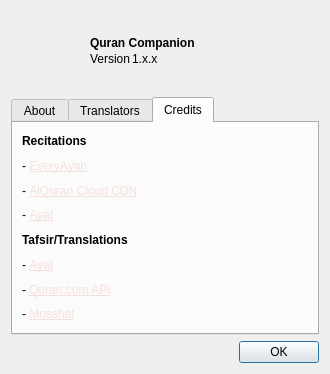
This is src/widgets/aboutdialog.ui in 0xzer0x/quran-companion as Qt 5 draws it before an edit. The edited form follows.
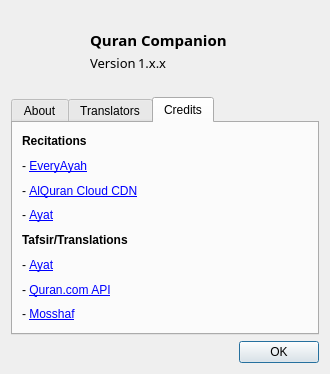
This is the edited form. The open tabs and pages were chosen to show the change. Icons and pictures are not drawn.

The edit to the form file:
```diff
--- a/src/widgets/aboutdialog.ui
+++ b/src/widgets/aboutdialog.ui
@@ -86,6 +86,12 @@
         </item>
         <item>
          <widget class="QLabel" name="label">
+          <property name="font">
+           <font>
+            <family>Sans Serif</family>
+            <pointsize>11</pointsize>
+           </font>
+          </property>
           <property name="text">
            <string>&lt;html&gt;&lt;head/&gt;&lt;body&gt;&lt;p&gt;&lt;span style=&quot; font-weight:700;&quot;&gt;Quran Companion&lt;/span&gt;&lt;/p&gt;&lt;/body&gt;&lt;/html&gt;</string>
           </property>
@@ -101,6 +107,12 @@
               <verstretch>0</verstretch>
              </sizepolicy>
             </property>
+            <property name="font">
+             <font>
+              <family>Sans Serif</family>
+              <pointsize>10</pointsize>
+             </font>
+            </property>
             <property name="text">
              <string>Version</string>
             </property>
@@ -114,11 +126,30 @@
               <verstretch>0</verstretch>
              </sizepolicy>
             </property>
+            <property name="font">
+             <font>
+              <family>Sans Serif</family>
+              <pointsize>10</pointsize>
+             </font>
+            </property>
             <property name="text">
              <string notr="true">1.x.x</string>
             </property>
            </widget>
           </item>
+          <item>
+           <spacer name="horizontalSpacer_2">
+            <property name="orientation">
+             <enum>Qt::Horizontal</enum>
+            </property>
+            <property name="sizeHint" stdset="0">
+             <size>
+              <width>40</width>
+              <height>20</height>
+             </size>
+            </property>
+           </spacer>
+          </item>
          </layout>
         </item>
         <item>
@@ -140,7 +171,10 @@
     </widget>
    </item>
    <item>
-    <widget class="QTabWidget" name="tabWidget">
+    <widget class="QTabWidget" name="aboutTabWidget">
+     <property name="styleSheet">
+      <string notr="true"/>
+     </property>
      <property name="tabPosition">
       <enum>QTabWidget::North</enum>
      </property>
@@ -286,7 +320,7 @@
        <item>
         <widget class="QLabel" name="label_11">
          <property name="text">
-          <string notr="true">&lt;html&gt;&lt;head/&gt;&lt;body&gt;&lt;p&gt;- &lt;a href=&quot;https://everyayah.com/recitations_ayat.html&quot;&gt;&lt;span style=&quot; text-decoration: underline; color:#f5e0dc;&quot;&gt;EveryAyah&lt;/span&gt;&lt;/a&gt;&lt;/p&gt;&lt;/body&gt;&lt;/html&gt;</string>
+          <string notr="true">&lt;html&gt;&lt;head/&gt;&lt;body&gt;&lt;p&gt;- &lt;a href=&quot;https://everyayah.com/recitations_ayat.html&quot;&gt;EveryAyah&lt;/a&gt;&lt;/p&gt;&lt;/body&gt;&lt;/html&gt;</string>
          </property>
          <property name="openExternalLinks">
           <bool>true</bool>
@@ -296,7 +330,7 @@
        <item>
         <widget class="QLabel" name="label_18">
          <property name="text">
-          <string>&lt;html&gt;&lt;head/&gt;&lt;body&gt;&lt;p&gt;- &lt;a href=&quot;https://alquran.cloud/cdn&quot;&gt;&lt;span style=&quot; text-decoration: underline; color:#f5e0dc;&quot;&gt;AlQuran Cloud CDN&lt;/span&gt;&lt;/a&gt;&lt;/p&gt;&lt;/body&gt;&lt;/html&gt;</string>
+          <string>&lt;html&gt;&lt;head/&gt;&lt;body&gt;&lt;p&gt;- &lt;a href=&quot;https://alquran.cloud/cdn&quot;&gt;AlQuran Cloud CDN&lt;/a&gt;&lt;/p&gt;&lt;/body&gt;&lt;/html&gt;</string>
          </property>
          <property name="openExternalLinks">
           <bool>true</bool>
@@ -306,7 +340,7 @@
        <item>
         <widget class="QLabel" name="label_19">
          <property name="text">
-          <string>&lt;html&gt;&lt;head/&gt;&lt;body&gt;&lt;p&gt;- &lt;a href=&quot;https://quran.ksu.edu.sa/index.php&quot;&gt;&lt;span style=&quot; text-decoration: underline; color:#f5e0dc;&quot;&gt;Ayat&lt;/span&gt;&lt;/a&gt;&lt;/p&gt;&lt;/body&gt;&lt;/html&gt;</string>
+          <string>&lt;html&gt;&lt;head/&gt;&lt;body&gt;&lt;p&gt;- &lt;a href=&quot;https://quran.ksu.edu.sa/index.php&quot;&gt;Ayat&lt;/a&gt;&lt;/p&gt;&lt;/body&gt;&lt;/html&gt;</string>
          </property>
          <property name="openExternalLinks">
           <bool>true</bool>
@@ -323,7 +357,7 @@
        <item>
         <widget class="QLabel" name="label_14">
          <property name="text">
-          <string notr="true">&lt;html&gt;&lt;head/&gt;&lt;body&gt;&lt;p&gt;- &lt;a href=&quot;https://quran.ksu.edu.sa/index.php&quot;&gt;&lt;span style=&quot; text-decoration: underline; color:#f5e0dc;&quot;&gt;Ayat&lt;/span&gt;&lt;/a&gt;&lt;/p&gt;&lt;/body&gt;&lt;/html&gt;</string>
+          <string notr="true">&lt;html&gt;&lt;head/&gt;&lt;body&gt;&lt;p&gt;- &lt;a href=&quot;https://quran.ksu.edu.sa/index.php&quot;&gt;Ayat&lt;/a&gt;&lt;/p&gt;&lt;/body&gt;&lt;/html&gt;</string>
          </property>
          <property name="openExternalLinks">
           <bool>true</bool>
@@ -333,7 +367,7 @@
        <item>
         <widget class="QLabel" name="label_16">
          <property name="text">
-          <string>&lt;html&gt;&lt;head/&gt;&lt;body&gt;&lt;p&gt;- &lt;a href=&quot;https://api-docs.quran.com/&quot;&gt;&lt;span style=&quot; text-decoration: underline; color:#f5e0dc;&quot;&gt;Quran.com API&lt;/span&gt;&lt;/a&gt;&lt;/p&gt;&lt;/body&gt;&lt;/html&gt;</string>
+          <string>&lt;html&gt;&lt;head/&gt;&lt;body&gt;&lt;p&gt;- &lt;a href=&quot;https://api-docs.quran.com/&quot;&gt;Quran.com API&lt;/a&gt;&lt;/p&gt;&lt;/body&gt;&lt;/html&gt;</string>
          </property>
          <property name="openExternalLinks">
           <bool>true</bool>
@@ -343,7 +377,7 @@
        <item>
         <widget class="QLabel" name="label_17">
          <property name="text">
-          <string>&lt;html&gt;&lt;head/&gt;&lt;body&gt;&lt;p&gt;- &lt;a href=&quot;https://mosshaf.com&quot;&gt;&lt;span style=&quot; text-decoration: underline; color:#f5e0dc;&quot;&gt;Mosshaf&lt;/span&gt;&lt;/a&gt;&lt;/p&gt;&lt;/body&gt;&lt;/html&gt;</string>
+          <string>&lt;html&gt;&lt;head/&gt;&lt;body&gt;&lt;p&gt;- &lt;a href=&quot;https://mosshaf.com&quot;&gt;Mosshaf&lt;/a&gt;&lt;/p&gt;&lt;/body&gt;&lt;/html&gt;</string>
          </property>
          <property name="openExternalLinks">
           <bool>true</bool>
```
Left out of the diff: 12 changed lines with no effect on the pictures.
